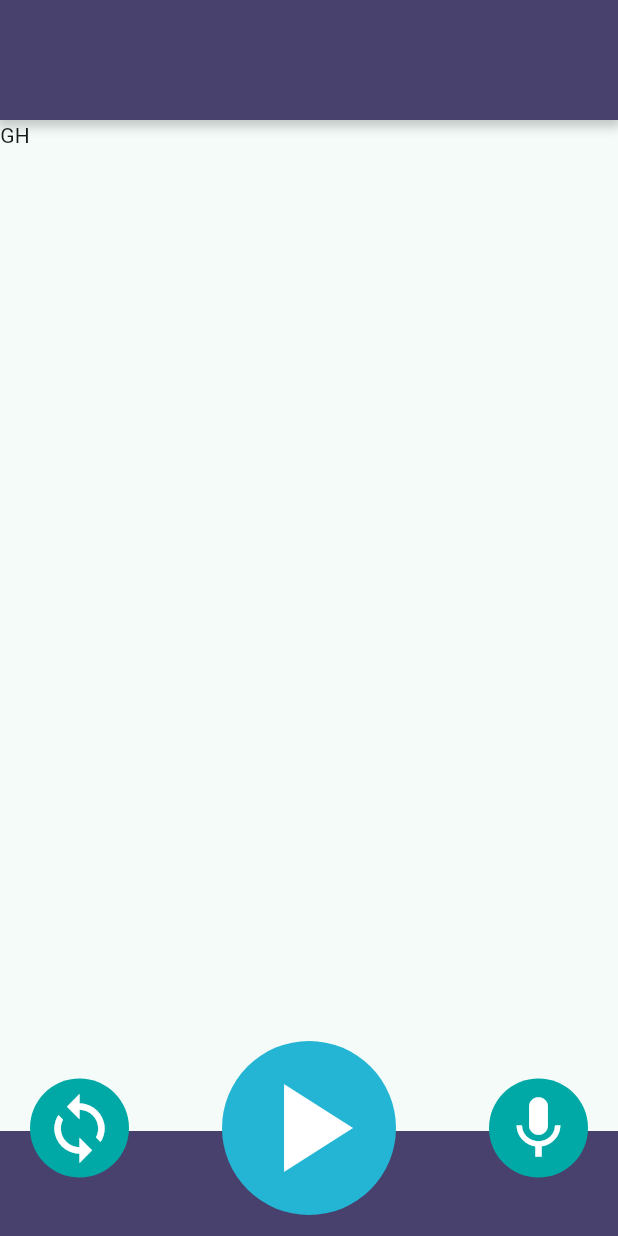
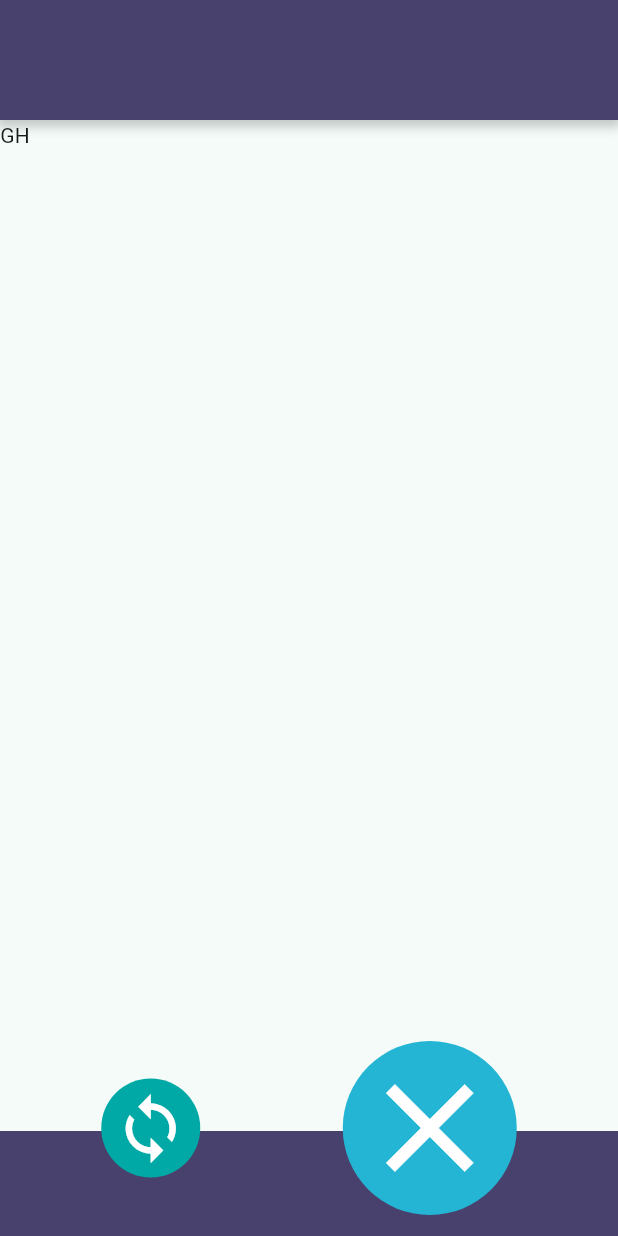
Before and after one commit to kemdav/voquadro, a Flutter app: the PublicSpeakingSelectionPage screen opened directly, after a tap on "Start Speaking!", after a tap on the "play arrow" icon, on a phone screen of 412 x 824 dp. Run offline on Flutter 3.47's test engine with Material 3 defaults, Android fonts, the phone set to English and light mode, and no system bars; our stand-ins replace flutter_dotenv, logger, supabase_flutter; accounts and stored records are empty.

Commit message:
feat: add voquadro controller
Voquadro is a static class equivalent that would be present throughout
the app in order to allow the app to keep track of the various states
such as gameplay state that allows for changing of UI.

```diff
--- /dev/null
+++ b/lib/data/voquadro_controller.dart
@@ -0,0 +1,21 @@
+import 'package:flutter/material.dart';
+
+enum VoquadroState {
+  idle,
+  ready,
+  speaking,
+}
+
+class VoquadroController with ChangeNotifier {
+  VoquadroController._();
+
+  static final VoquadroController instance = VoquadroController._();
+
+  VoquadroState _voquadroState = VoquadroState.idle;
+  VoquadroState get voquadroState => _voquadroState;
+
+  void changeVoquadroState(VoquadroState newState){
+    _voquadroState = newState;
+    notifyListeners();
+  }
+}
--- /dev/null
+++ b/lib/data/voquadro_enums.dart
@@ -0,0 +1,4 @@
+enum GameplayActionsState {
+    defaultActions, // Restart, Play, Mic
+    speakingActions, // Restart, Stop
+}
--- /dev/null
+++ b/lib/views/pages/gameplay/public_speaking/gameplay/readying_prompt_page.dart
@@ -0,0 +1,38 @@
+import 'package:flutter/material.dart';
+import 'package:voquadro/views/widgets/AppBar/empty_actions.dart';
+import 'package:voquadro/views/widgets/AppBar/general_app_bar.dart';
+import 'package:voquadro/views/widgets/BottomBar/gameplay_actions.dart';
+import 'package:voquadro/views/widgets/BottomBar/general_navigation_bar.dart';
+
+class ReadyingPromptPage extends StatelessWidget {
+  const ReadyingPromptPage({super.key});
+
+  @override
+  Widget build(BuildContext context) {
+    const double customAppBarHeight = 80.0;
+    return Scaffold(
+      body: Stack(
+        children: [
+          Padding(
+            padding: const EdgeInsets.only(top: customAppBarHeight),
+            child: Text('GH'),
+          ),
+          Positioned(
+            top: 0,
+            left: 0,
+            right: 0,
+            child: AppBarGeneral(actionButtons: EmptyActions()),
+          ),
+          Align(
+            alignment: Alignment.bottomCenter,
+            child: GeneralNavigationBar(
+              actions: GameplayActions(),
+              navBarVisualHeight: 70,
+              totalHitTestHeight: 130,
+            ),
+          ),
+        ],
+      ),
+    );
+  }
+}
--- a/lib/views/pages/gameplay/public_speaking/public_speaking_gameplay_page.dart
+++ b/lib/views/pages/gameplay/public_speaking/public_speaking_gameplay_page.dart
@@ -1,39 +1,41 @@
 import 'package:flutter/material.dart';
-import 'package:voquadro/views/widgets/AppBar/general_app_bar.dart';
-import 'package:voquadro/views/widgets/AppBar/empty_actions.dart';
-import 'package:voquadro/views/widgets/BottomBar/gameplay_actions.dart';
-import 'package:voquadro/views/widgets/BottomBar/general_navigation_bar.dart';
+import 'package:voquadro/data/voquadro_controller.dart';
+import 'package:voquadro/views/pages/gameplay/public_speaking/gameplay/readying_prompt_page.dart';
+import 'package:voquadro/views/pages/gameplay/public_speaking/gameplay/speaking_page.dart';
 
-class PublicSpeakingGameplayPage extends StatelessWidget {
+class PublicSpeakingGameplayPage extends StatefulWidget {
   const PublicSpeakingGameplayPage({super.key});
 
   @override
+  State<PublicSpeakingGameplayPage> createState() => _PublicSpeakingGameplayPageState();
+}
+
+class _PublicSpeakingGameplayPageState extends State<PublicSpeakingGameplayPage> {
+     final voquadroController = VoquadroController.instance;
+  @override
+  void initState(){
+    super.initState();
+    voquadroController.addListener(_onStateChanged);
+  }
+
+  @override
+  void dispose(){
+    voquadroController.removeListener(_onStateChanged);
+    super.dispose();
+  }
+
+  void _onStateChanged(){
+    setState(() {});
+  }
+  @override
   Widget build(BuildContext context) {
-    const double customAppBarHeight = 80.0;
-    return Scaffold(
-      body: Stack(
-        children: [
-          Padding(
-            padding: const EdgeInsets.only(top: customAppBarHeight),
-            child: Text('GH'),
-          ),
-          Positioned(
-            top: 0,
-            left: 0,
-            right: 0,
-            child: AppBarGeneral(actionButtons: EmptyActions()),
-          ),
-          Align(
-            alignment: Alignment.bottomCenter,
-            child: GeneralNavigationBar(
-              actions: GameplayActions(),
-              navBarVisualHeight: 70,
-              totalHitTestHeight: 130,
-              verticalOffset: 0,
-            ),
-          ),
-        ],
-      ),
-    );
+    switch (voquadroController.voquadroState){
+      case VoquadroState.idle:
+        return ReadyingPromptPage();
+      case VoquadroState.ready:
+        return ReadyingPromptPage();
+      case VoquadroState.speaking:
+        return SpeakingPage();
+    }
   }
 }
--- a/lib/views/pages/gameplay/public_speaking/public_speaking_selection_page.dart
+++ b/lib/views/pages/gameplay/public_speaking/public_speaking_selection_page.dart
@@ -40,7 +40,6 @@ class _PublicSpeakingSelectionPageState
               actions: ModeSelectionActions(),
               navBarVisualHeight: 140,
               totalHitTestHeight: 180,
-              verticalOffset: 0,
             ),
           ),
         ],
--- a/lib/views/widgets/BottomBar/gameplay_actions.dart
+++ b/lib/views/widgets/BottomBar/gameplay_actions.dart
@@ -1,14 +1,48 @@
 import 'package:flutter/material.dart';
 import 'package:logger/logger.dart';
+import 'package:voquadro/data/voquadro_controller.dart';
 import 'package:voquadro/src/hex_color.dart';
 
 var logger = Logger();
 
-class GameplayActions extends StatelessWidget {
+class GameplayActions extends StatefulWidget {
   const GameplayActions({super.key});
 
   @override
+  State<GameplayActions> createState() => _GameplayActionsState();
+}
+
+class _GameplayActionsState extends State<GameplayActions> {
+  final voquadroController = VoquadroController.instance;
+  @override
+  void initState() {
+    super.initState();
+    voquadroController.addListener(_onStateChanged);
+  }
+
+  @override
+  void dispose() {
+    voquadroController.removeListener(_onStateChanged);
+    super.dispose();
+  }
+
+  void _onStateChanged() {
+    setState(() {});
+  }
+
+  @override
   Widget build(BuildContext context) {
+    switch (voquadroController.voquadroState) {
+      case VoquadroState.idle:
+        return defaultActions();
+      case VoquadroState.ready:
+        return speakingActions();
+      case VoquadroState.speaking:
+        return Text('Temp');
+    }
+  }
+
+  Row defaultActions() {
     return Row(
       mainAxisAlignment: MainAxisAlignment.spaceBetween,
       crossAxisAlignment: CrossAxisAlignment.center,
@@ -27,6 +61,19 @@ class GameplayActions extends StatelessWidget {
         IconButton.filled(
           onPressed: () {
             logger.d('Start Button Pressed!');
+            voquadroController.changeVoquadroState(VoquadroState.ready);
+
+            // Switch to the Speaking Page after a delay
+            logger.d('Scheduling Speech Start Delay');
+            const delay = Duration(seconds: 5);
+
+            Future.delayed(delay, () {
+              logger.d('Going to speaking page');
+
+              voquadroController.changeVoquadroState(VoquadroState.speaking);
+
+              // !Start Gameplay Insert Here
+            });
           },
           icon: const Icon(Icons.play_arrow),
           iconSize: 100,
@@ -49,4 +96,35 @@ class GameplayActions extends StatelessWidget {
       ],
     );
   }
+
+  Row speakingActions() {
+    return Row(
+      mainAxisAlignment: MainAxisAlignment.spaceAround,
+      crossAxisAlignment: CrossAxisAlignment.center,
+      children: [
+        IconButton.filled(
+          onPressed: () {
+            logger.d('Restart Button Pressed!');
+          },
+          icon: const Icon(Icons.loop),
+          iconSize: 50,
+          style: IconButton.styleFrom(
+            backgroundColor: "00A9A5".toColor(),
+            foregroundColor: Colors.white,
+          ),
+        ),
+        IconButton.filled(
+          onPressed: () {
+            logger.d('Close Button Pressed!');
+          },
+          icon: const Icon(Icons.close),
+          iconSize: 100,
+          style: IconButton.styleFrom(
+            backgroundColor: "23B5D3".toColor(),
+            foregroundColor: Colors.white,
+          ),
+        ),
+      ],
+    );
+  }
 }
--- a/lib/views/widgets/BottomBar/general_navigation_bar.dart
+++ b/lib/views/widgets/BottomBar/general_navigation_bar.dart
@@ -3,6 +3,7 @@ import 'package:voquadro/src/hex_color.dart';
 import 'package:logger/logger.dart';
 
 var logger = Logger();
+
 class GeneralNavigationBar extends StatefulWidget {
   const GeneralNavigationBar({super.key, required this.actions, required this.navBarVisualHeight, required this.totalHitTestHeight});
 
```
Also changed, not shown: lib/views/pages/gameplay/public_speaking/gameplay/speaking_page.dart (added, +67 -0 lines), lib/views/widgets/BottomBar/speaking_actions.dart (added, +25 -0 lines).
